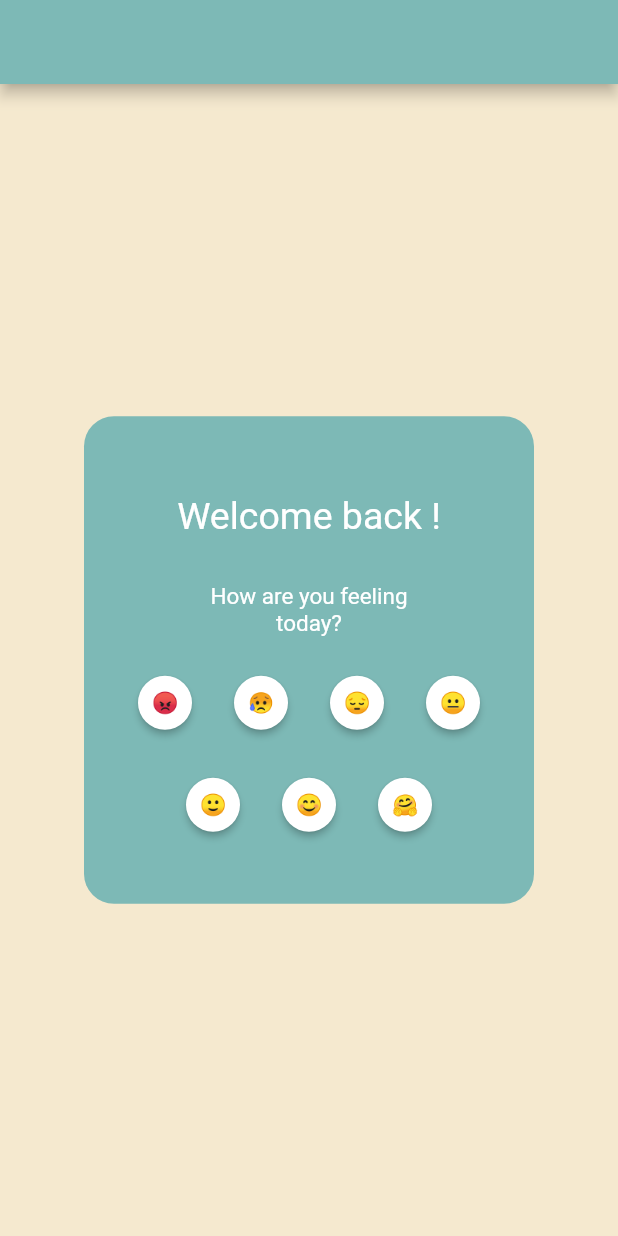
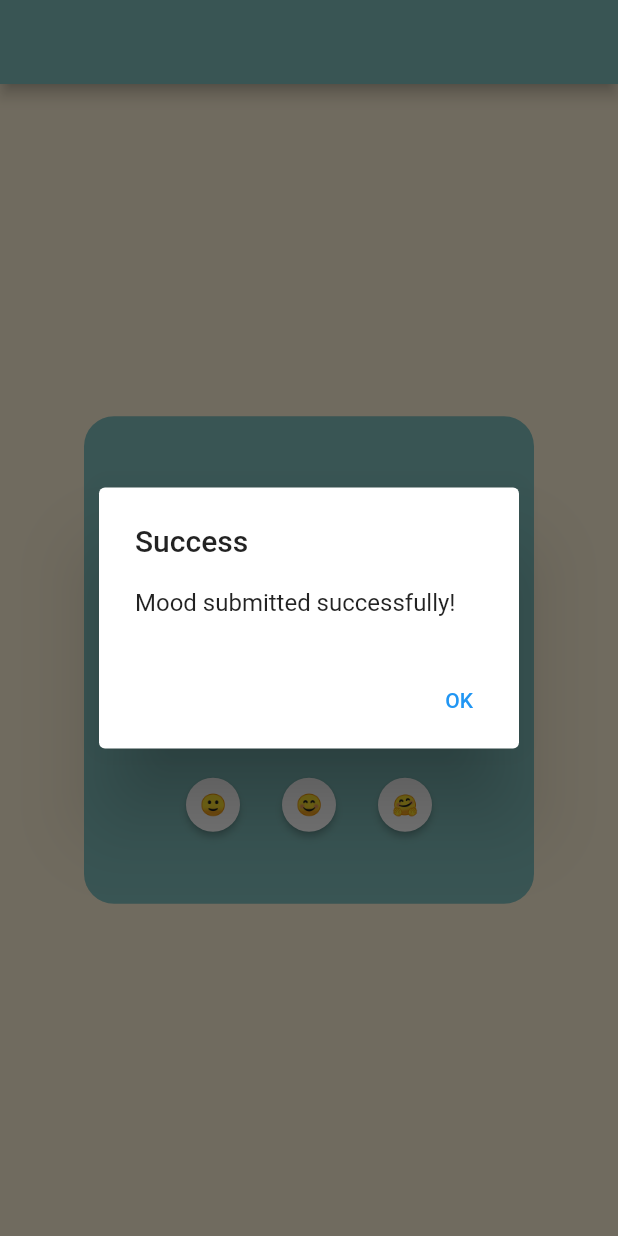
Before and after one commit to makooooooo/lunan-2.0, a Flutter app: the DashboardModal screen opened by its route, after a tap on an icon or button, on a phone screen of 412 x 824 dp. Run offline on Flutter 3.47's test engine with Material 2 defaults, Android fonts, the phone set to English and light mode, and no system bars; our stand-ins replace cloud_firestore, file_picker, firebase_auth, firebase_core, pin_code_fields; accounts and stored records are empty; Roboto replaces fonts that are missing (Montserrat).

Commit message:
Mood Tracker Submit secured

```diff
--- a/lib/Patient/HomePage/Dashboard/dashboard_modal.dart
+++ b/lib/Patient/HomePage/Dashboard/dashboard_modal.dart
@@ -5,6 +5,62 @@ import 'package:lunan/Patient/HomePage/Dashboard/dashboard.dart';
 
 class DashboardModal extends StatelessWidget {
   const DashboardModal();
+
+  Future<void> _submitMood(BuildContext context, String mood) async {
+    final user = FirebaseAuth.instance.currentUser;
+    final userId = user?.uid;
+
+    final formData = {
+      'UID': userId,
+      'Mood': mood,
+      'DateSubmitted': DateTime.now(),
+    };
+
+    try {
+  await FirebaseFirestore.instance.collection('MoodTracker').add(formData);
+  showDialog(
+    context: context,
+    builder: (BuildContext context) {
+      return AlertDialog(
+        title: const Text('Success'),
+        content: const Text('Mood submitted successfully!'),
+        actions: [
+          TextButton(
+            onPressed: () {
+              Navigator.pop(context); // Close the success dialog
+              Navigator.push(
+                context,
+                MaterialPageRoute(
+                  builder: (context) => Dashboard(), // Navigate to Dashboard
+                ),
+              );
+            },
+            child: const Text('OK'),
+          ),
+        ],
+      );
+    },
+  );
+}catch (e) {
+      showDialog(
+        context: context,
+        builder: (BuildContext context) {
+          return AlertDialog(
+            title: const Text('Error'),
+            content: Text('Error submitting mood: $e'),
+            actions: [
+              TextButton(
+                onPressed: () {
+                  Navigator.pop(context); // Go back to previous screen
+                },
+                child: const Text('OK'),
+              ),
+            ],
+          );
+        },
+      );
+    }
+  }
 
   @override
   Widget build(BuildContext context) {
@@ -38,7 +94,7 @@ class DashboardModal extends StatelessWidget {
             body: Center(
               child: Container(
                 width: 300,
-            height: 325,
+                height: 325,
                 decoration: BoxDecoration(
                   color: const Color(0xff7DB9B6),
                   borderRadius: BorderRadius.circular(20),
@@ -74,12 +130,7 @@ class DashboardModal extends StatelessWidget {
                       children: [
                         ElevatedButton(
                           onPressed: () {
-                            Navigator.push(
-                              context,
-                              MaterialPageRoute(
-                                builder: (context) => const Dashboard(),
-                              ),
-                            );
+                            _submitMood(context, 'Angry');
                           },
                           style: ElevatedButton.styleFrom(
                             backgroundColor: Colors.white,
@@ -90,7 +141,9 @@ class DashboardModal extends StatelessWidget {
                           ),
                         ),
                         ElevatedButton(
-                          onPressed: () {},
+                          onPressed: () {
+                            _submitMood(context, 'Feel like crying');
+                          },
                           style: ElevatedButton.styleFrom(
                             backgroundColor: Colors.white,
                             shape: const CircleBorder(),
@@ -100,7 +153,9 @@ class DashboardModal extends StatelessWidget {
                           ),
                         ),
                         ElevatedButton(
-                          onPressed: () {},
+                          onPressed: () {
+                            _submitMood(context, 'Sad');
+                          },
                           style: ElevatedButton.styleFrom(
                             backgroundColor: Colors.white,
                             shape: const CircleBorder(),
@@ -110,7 +165,9 @@ class DashboardModal extends StatelessWidget {
                           ),
                         ),
                         ElevatedButton(
-                          onPressed: () {},
+                          onPressed: () {
+                            _submitMood(context, 'Okay');
+                          },
                           style: ElevatedButton.styleFrom(
                             backgroundColor: Colors.white,
                             shape: const CircleBorder(),
@@ -126,7 +183,9 @@ class DashboardModal extends StatelessWidget {
                       mainAxisAlignment: MainAxisAlignment.center,
                       children: [
                         ElevatedButton(
-                          onPressed: () {},
+                          onPressed: () {
+                            _submitMood(context, 'Calm');
+                          },
                           style: ElevatedButton.styleFrom(
                             backgroundColor: Colors.white,
                             shape: CircleBorder(),
@@ -136,7 +195,9 @@ class DashboardModal extends StatelessWidget {
                           ),
                         ),
                         ElevatedButton(
-                          onPressed: () {},
+                          onPressed: () {
+                            _submitMood(context, 'Happy');
+                          },
                           style: ElevatedButton.styleFrom(
                             backgroundColor: Colors.white,
                             shape: CircleBorder(),
@@ -146,7 +207,9 @@ class DashboardModal extends StatelessWidget {
                           ),
                         ),
                         ElevatedButton(
-                          onPressed: () {},
+                          onPressed: () {
+                            _submitMood(context, 'Cheerful');
+                          },
                           style: ElevatedButton.styleFrom(
                             backgroundColor: Colors.white,
                             shape: CircleBorder(),
```
